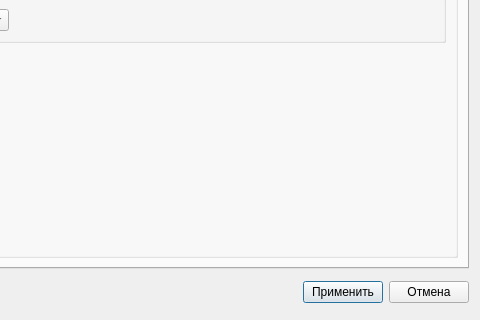
First picture: the form in SettingsDialog.ui, repository okostynchuk/Outcall, before the edit; both pictures show x 109 to 589 and y 147 to 467 of the 589 by 467 pixel window.
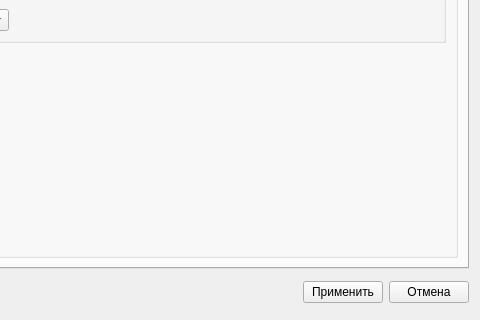
Second picture: the form after the edit. Icons and pictures are not drawn.

The edit to the form file:
```diff
--- a/SettingsDialog.ui
+++ b/SettingsDialog.ui
@@ -660,7 +660,7 @@
           <string>Применить</string>
          </property>
          <property name="autoDefault">
-          <bool>true</bool>
+          <bool>false</bool>
          </property>
         </widget>
        </item>
```
